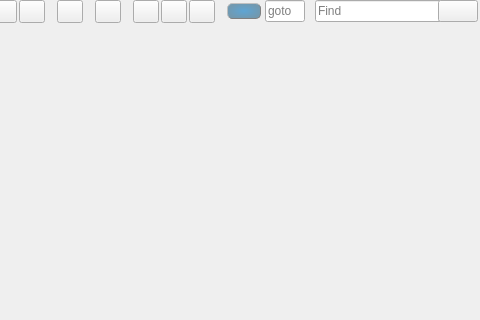
Old version of the form armadillo.ui in the repository rkyleg/scope; both pictures show x 161 to 641 and y 0 to 320 of the 641 by 497 pixel window.
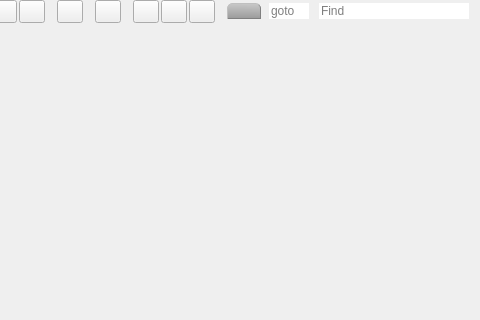
New version of the form. Icons and pictures are not drawn.

```diff
--- a/armadillo.ui
+++ b/armadillo.ui
@@ -203,6 +203,9 @@
               <height>16777215</height>
              </size>
             </property>
+            <property name="styleSheet">
+             <string notr="true">border:0px;</string>
+            </property>
             <property name="frameShape">
              <enum>QFrame::NoFrame</enum>
             </property>
@@ -396,9 +399,11 @@
             </property>
             <property name="styleSheet">
              <string notr="true">QPushButton {
-	background-color: qradialgradient(spread:pad, cx:0.5, cy:0.5, radius:0.5, fx:0.5, fy:0.494, stop:0 rgba(0, 117, 195, 155), stop:1 rgba(31, 97, 135, 155));
+	background-color: qlineargradient(spread:pad, x1:0.98, y1:1, x2:1, y2:0, stop:0 rgba(138, 138, 138, 255), stop:0.0646766 rgba(157, 157, 157, 255), stop:0.935323 rgba(198, 198, 198, 255), stop:1 rgba(231, 231, 231, 255));
 border-radius:5px;
 border:1px outset gray;
+border-bottom-left-radius:0px;
+border-bottom-right-radius:0px;
 }
 QPushButton:hover {
 
```
Left out of the diff: 42 changed lines with no effect on the pictures.
